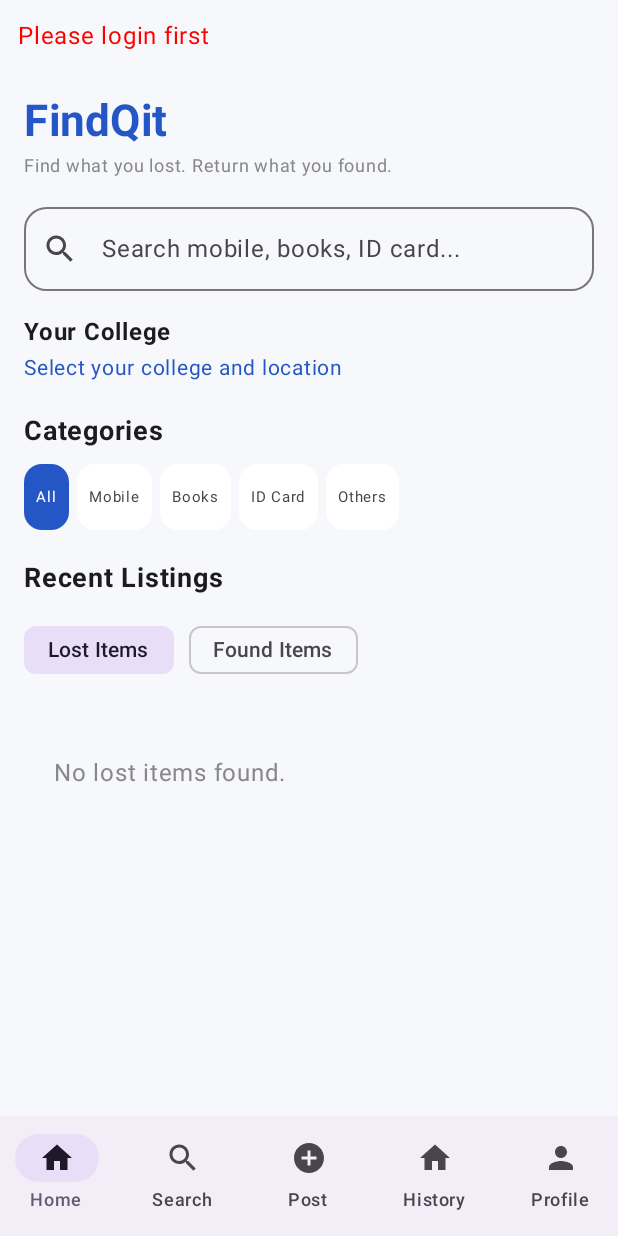
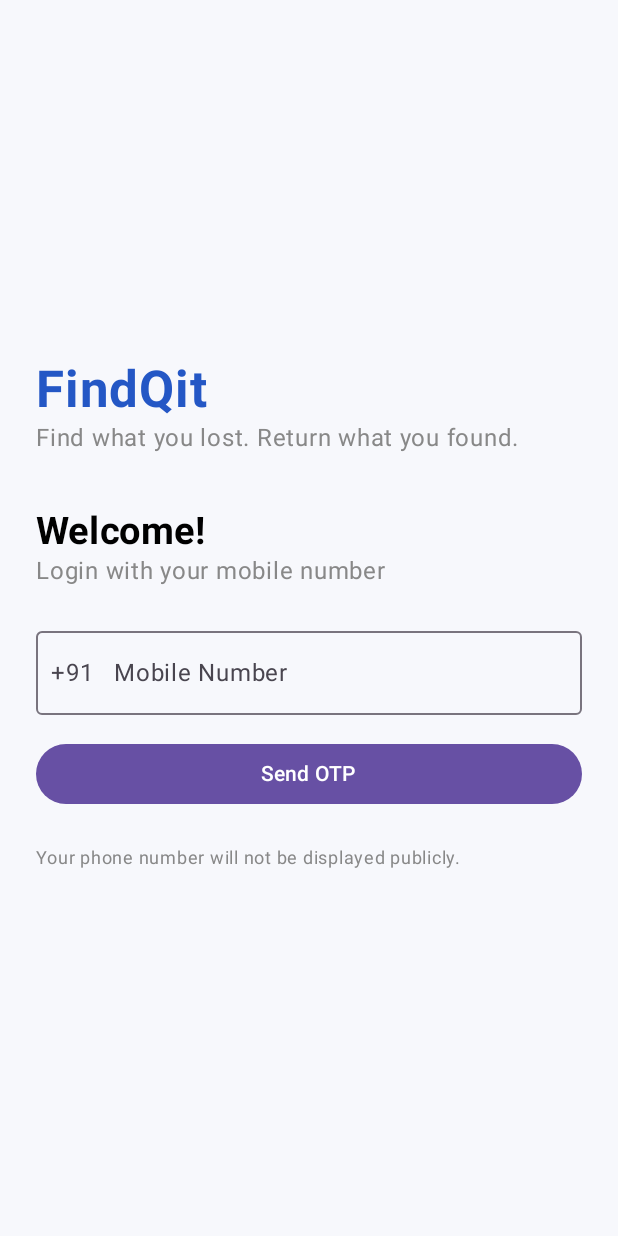
Before and after one commit to aditiranjan925-commits/FindQit, an Android app built with Jetpack Compose: the screen it shows after launch (MainActivity), on a phone screen of 412 x 824 dp. Run offline under Robolectric (Android 15) with nearby library versions, the phone set to English and light mode, and no system bars; our stand-ins replace Firebase (no records; nobody signed in at launch, a user with empty details on screens opened directly).

Commit message:
Update MainActivity.kt

```diff
--- a/app/src/main/java/app/src/main/java/com/aditi/lostfoundindia/MainActivity.kt
+++ b/app/src/main/java/app/src/main/java/com/aditi/lostfoundindia/MainActivity.kt
@@ -1,6 +1,7 @@
 
 package com.aditi.lostfoundindia
 
+import android.app.Activity
 import android.os.Bundle
 import androidx.activity.ComponentActivity
 import androidx.activity.compose.setContent
@@ -16,6 +17,7 @@ import androidx.compose.material3.*
 import androidx.compose.runtime.*
 import androidx.compose.ui.Modifier
 import androidx.compose.ui.graphics.Color
+import androidx.compose.ui.platform.LocalContext
 import androidx.compose.ui.text.font.FontWeight
 import androidx.compose.ui.unit.dp
 import androidx.compose.ui.unit.sp
@@ -36,7 +38,178 @@ class MainActivity : ComponentActivity() {
 
 @Composable
 fun FindQitApp() {
+    val auth = remember { FirebaseAuth.getInstance() }
+    var loggedIn by remember {
+        mutableStateOf(auth.currentUser != null)
+    }
 
+    DisposableEffect(auth) {
+        val listener = FirebaseAuth.AuthStateListener {
+            loggedIn = it.currentUser != null
+        }
+        auth.addAuthStateListener(listener)
+
+        onDispose {
+            auth.removeAuthStateListener(listener)
+        }
+    }
+
+    if (loggedIn) {
+        FindQitMainContent()
+    } else {
+        PhoneLoginScreen()
+    }
+}
+
+@Composable
+fun PhoneLoginScreen() {
+    val context = LocalContext.current
+    val manager = remember { PhoneAuthManager() }
+
+    var phone by remember { mutableStateOf("") }
+    var otp by remember { mutableStateOf("") }
+    var verificationId by remember { mutableStateOf("") }
+    var message by remember { mutableStateOf("") }
+    var loading by remember { mutableStateOf(false) }
+
+    Column(
+        modifier = Modifier
+            .fillMaxSize()
+            .background(Color(0xFFF7F8FC))
+            .padding(24.dp),
+        verticalArrangement = Arrangement.Center
+    ) {
+        Text(
+            "FindQit",
+            fontSize = 34.sp,
+            fontWeight = FontWeight.Bold,
+            color = Blue
+        )
+
+        Text(
+            "Find what you lost. Return what you found.",
+            color = Color.Gray
+        )
+
+        Spacer(Modifier.height(35.dp))
+
+        Text(
+            "Welcome!",
+            fontSize = 25.sp,
+            fontWeight = FontWeight.Bold
+        )
+
+        Text(
+            "Login with your mobile number",
+            color = Color.Gray
+        )
+
+        Spacer(Modifier.height(20.dp))
+
+        OutlinedTextField(
+            value = phone,
+            onValueChange = {
+                phone = it.filter { ch -> ch.isDigit() }.take(10)
+            },
+            modifier = Modifier.fillMaxWidth(),
+            label = { Text("Mobile Number") },
+            leadingIcon = { Text("+91") },
+            singleLine = true
+        )
+
+        Spacer(Modifier.height(15.dp))
+
+        if (verificationId.isNotBlank()) {
+            OutlinedTextField(
+                value = otp,
+                onValueChange = {
+                    otp = it.filter { ch -> ch.isDigit() }.take(6)
+                },
+                modifier = Modifier.fillMaxWidth(),
+                label = { Text("Enter OTP") },
+                singleLine = true
+            )
+
+            Spacer(Modifier.height(12.dp))
+
+            Button(
+                onClick = {
+                    if (otp.length == 6) {
+                        loading = true
+                        manager.verifyOtp(
+                            verificationId = verificationId,
+                            otp = otp,
+                            onSuccess = {
+                                loading = false
+                                message = "Login successful!"
+                            },
+                            onError = {
+                                loading = false
+                                message = it
+                            }
+                        )
+                    } else {
+                        message = "Enter a valid 6-digit OTP"
+                    }
+                },
+                modifier = Modifier.fillMaxWidth(),
+                enabled = !loading
+            ) {
+                Text(if (loading) "Verifying..." else "Verify OTP")
+            }
+        } else {
+            Button(
+                onClick = {
+                    if (phone.length == 10) {
+                        loading = true
+                        message = ""
+
+                        manager.sendOtp(
+                            activity = context as Activity,
+                            phoneNumber = "+91$phone",
+                            onCodeSent = { id ->
+                                verificationId = id
+                                loading = false
+                                message = "OTP sent successfully"
+                            },
+                            onError = { error ->
+                                loading = false
+                                message = error
+                            }
+                        )
+                    } else {
+                        message = "Enter a valid 10-digit number"
+                    }
+                },
+                modifier = Modifier.fillMaxWidth(),
+                enabled = !loading
+            ) {
+                Text(if (loading) "Sending OTP..." else "Send OTP")
+            }
+        }
+
+        if (message.isNotBlank()) {
+            Spacer(Modifier.height(15.dp))
+            Text(
+                message,
+                color = if (message.contains("successful", true) ||
+                    message.contains("sent", true)
+                ) Color(0xFF168447) else Color.Red
+            )
+        }
+
+        Spacer(Modifier.height(20.dp))
+
+        Text(
+            "Your phone number will not be displayed publicly.",
+            color = Color.Gray,
+            fontSize = 12.sp
+        )
+    }
+}
+
+@Composable
+fun FindQitMainContent() {
     val repository = remember { FirebaseRepository() }
 
     var selectedTab by remember { mutableStateOf("Lost") }
@@ -54,9 +227,7 @@ fun FindQitApp() {
 
     var message by remember { mutableStateOf("") }
 
-    // Connect to Firestore
     DisposableEffect(repository) {
-
         val activeListener = repository.observeActiveItems(
             onData = { activeItems = it },
             onError = { message = it }
@@ -79,7 +250,6 @@ fun FindQitApp() {
                 listOf(
                     "Home", "Search", "Post", "History", "Profile"
                 ).forEach { page ->
-
                     NavigationBarItem(
                         selected = selectedPage == page,
                         onClick = { selectedPage = page },
@@ -120,11 +290,9 @@ fun FindQitApp() {
             when (selectedPage) {
 
                 "Home", "Search" -> {
-
                     Column(
                         modifier = Modifier.padding(16.dp)
                     ) {
-
                         Text(
                             "FindQit",
                             fontSize = 29.sp,
@@ -188,7 +356,6 @@ fun FindQitApp() {
                                 "All", "Mobile", "Books",
                                 "ID Card", "Others"
                             ).forEach { name ->
-
                                 Surface(
                                     color = if (category == name)
                                         Blue else Color.White,
@@ -254,17 +421,14 @@ fun FindQitApp() {
                         ),
                         verticalArrangement = Arrangement.spacedBy(12.dp)
                     ) {
-
                         items(
                             items = filtered,
                             key = { it.id }
                         ) { item ->
-
                             ItemCard(
                                 item = item,
                                 showSolvedButton = true,
                                 onSolved = {
-
                                     repository.markSolved(
                                         itemId = item.id,
                                         onSuccess = {
@@ -291,9 +455,7 @@ fun FindQitApp() {
                 }
 
                 "History" -> {
-
                     Column(Modifier.padding(16.dp)) {
-
                         Text(
                             "Solved History",
                             fontSize = 25.sp,
@@ -326,7 +488,6 @@ fun FindQitApp() {
                 }
 
                 "Post" -> {
-
                     PostScreen(
                         onPost = { title, description, college,
                                    categoryValue, status ->
@@ -337,7 +498,6 @@ fun FindQitApp() {
                                 college = college,
                                 category = categoryValue,
                                 status = status,
-
                                 onSuccess = {
                                     selectedTab =
                                         if (status == "LOST") "Lost" else "Found"
@@ -345,7 +505,6 @@ fun FindQitApp() {
                                     message = "Item posted successfully!"
                                     selectedPage = "Home"
                                 },
-
                                 onError = {
                                     message = it
                                 }
@@ -355,11 +514,7 @@ fun FindQitApp() {
                 }
 
                 "Profile" -> {
-
-                    Column(
-                        Modifier.padding(20.dp)
-                    ) {
-
+                    Column(Modifier.padding(20.dp)) {
                         Text(
                             "My Profile",
                             fontSize = 25.sp,
@@ -373,14 +528,24 @@ fun FindQitApp() {
                         Text("My Found Items")
                         Text("My Solved History")
                         Text("Privacy Settings")
-                        Text("Login / Logout")
 
-                        Spacer(Modifier.height(15.dp))
+                        Spacer(Modifier.height(20.dp))
 
                         Text(
                             "Your personal contact details are private.",
                             color = Color.Gray
                         )
+
+                        Spacer(Modifier.height(20.dp))
+
+                        Button(
+                            onClick = {
+                                FirebaseAuth.getInstance().signOut()
+                            },
+                            modifier = Modifier.fillMaxWidth()
+                        ) {
+                            Text("Logout")
+                        }
                     }
                 }
             }
@@ -394,7 +559,6 @@ fun ItemCard(
     showSolvedButton: Boolean,
     onSolved: () -> Unit
 ) {
-
     val currentUid = FirebaseAuth.getInstance().currentUser?.uid
     val isOwner = currentUid != null && item.ownerId == currentUid
 
@@ -405,14 +569,11 @@ fun ItemCard(
             containerColor = Color.White
         )
     ) {
-
         Column(Modifier.padding(15.dp)) {
-
             Row(
                 modifier = Modifier.fillMaxWidth(),
                 horizontalArrangement = Arrangement.SpaceBetween
             ) {
-
                 Text(
                     item.title,
                     fontSize = 17.sp,
@@ -469,7 +630,6 @@ fun PostScreen(
         String, String, String, String, String
     ) -> Unit
 ) {
-
     var title by remember { mutableStateOf("") }
     var description by remember { mutableStateOf("") }
     var college by remember { mutableStateOf("") }
@@ -481,7 +641,6 @@ fun PostScreen(
             .fillMaxSize()
             .padding(20.dp)
     ) {
-
         Text(
             "Post an Item",
             fontSize = 25.sp,
@@ -539,7 +698,6 @@ fun PostScreen(
         Column {
             listOf("Mobile", "Books", "ID Card", "Others")
                 .forEach { value ->
-
                     FilterChip(
                         selected = selectedCategory == value,
                         onClick = { selectedCategory = value },
```
